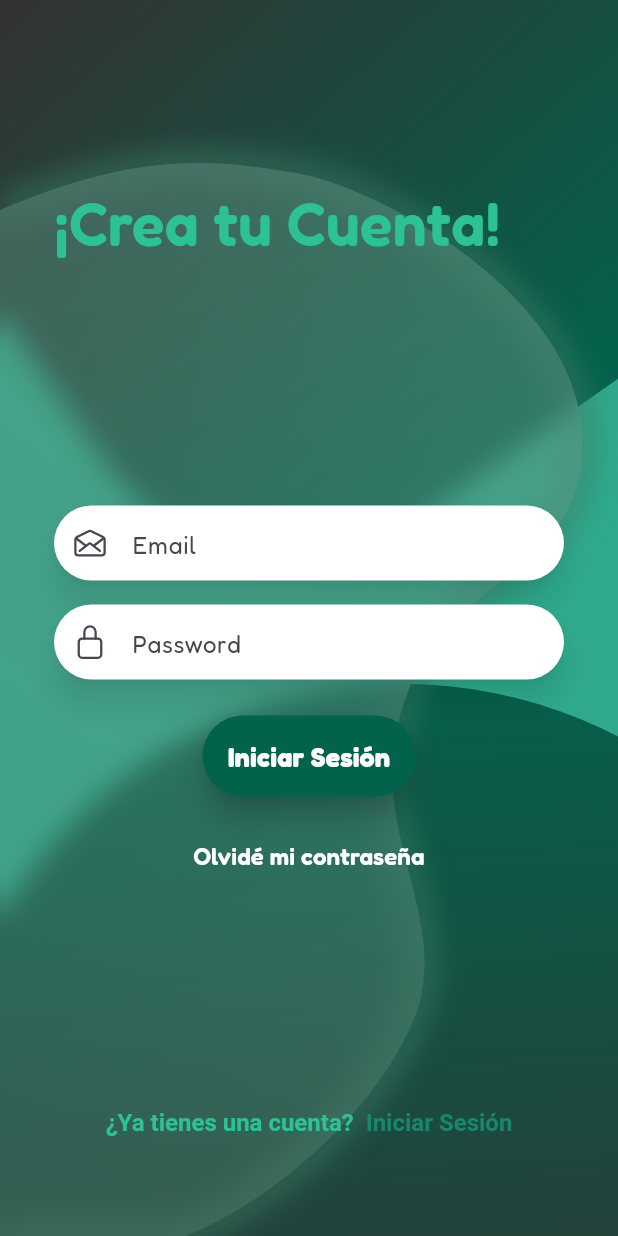
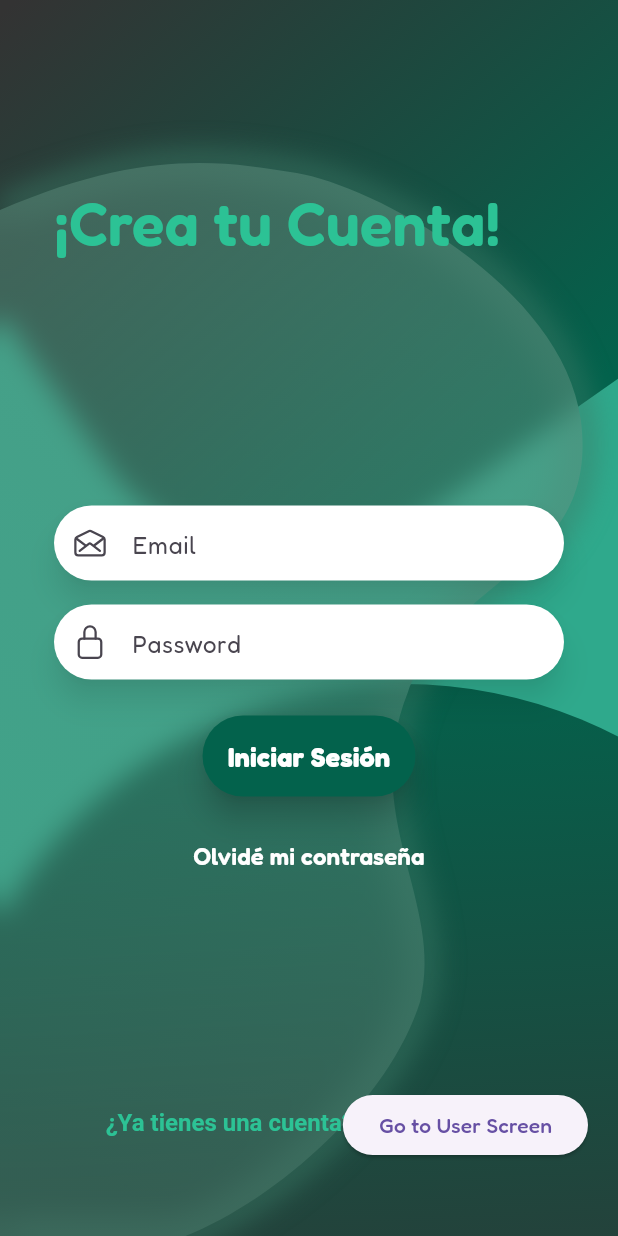
Before and after one commit to Gelviz274/Uninova-app, a Flutter app: the screen it shows after launch, on a phone screen of 412 x 824 dp. Run offline on Flutter 3.47's test engine with Material 3 defaults, Android fonts, the phone set to English and light mode, and no system bars; our stand-ins replace ionicons.

Commit message:
API RANDOM USER

```diff
--- a/lib/auth/login_screen.dart
+++ b/lib/auth/login_screen.dart
@@ -3,6 +3,8 @@ import 'dart:math' as math;
 
 import 'center_widget/center_widget.dart';
 import 'components/login_content.dart';
+import '../home/user_screen.dart'; // Importa la pantalla destino
+
 class LoginScreen extends StatefulWidget {
   const LoginScreen({super.key});
 
@@ -11,7 +13,7 @@ class LoginScreen extends StatefulWidget {
 }
 
 class _LoginScreenState extends State<LoginScreen> {
-  Widget topWidget (double screenWidth) {
+  Widget topWidget(double screenWidth) {
     return Transform.rotate(
       angle: -35 * math.pi / 180,
       child: Container(
@@ -19,23 +21,15 @@ class _LoginScreenState extends State<LoginScreen> {
         height: 1.2 * screenWidth,
         decoration: BoxDecoration(
             borderRadius: BorderRadius.circular(150),
-          gradient: LinearGradient(
-            begin:  Alignment(-0.2, -0.8),
+            gradient: const LinearGradient(
+                begin: Alignment(-0.2, -0.8),
                 end: Alignment.bottomCenter,
-            colors: [
-              Color(0xFF333333),
-              Color(0xFF03624C)
-
-            ]
-          )
-        ),
+                colors: [Color(0xFF333333), Color(0xFF03624C)])),
       ),
     );
   }
 
-
-
-  Widget bottonWidget(double screenWidth){
+  Widget bottonWidget(double screenWidth) {
     return Container(
       height: 1.5 * screenWidth,
       width: 1.5 * screenWidth,
@@ -47,8 +41,7 @@ class _LoginScreenState extends State<LoginScreen> {
             colors: [
               Color(0xFF03624C),
               Color(0xFF333333),
-          ]
-        ),
+            ]),
       ),
     );
   }
@@ -60,18 +53,25 @@ class _LoginScreenState extends State<LoginScreen> {
     return Scaffold(
       body: Stack(
         children: [
+          Positioned(top: -160, left: -30, child: topWidget(screenSize.width)),
           Positioned(
-            top: -160,
-              left: -30,
-              child: topWidget(screenSize.width)
-          ),
-          Positioned(
-            bottom: -250,
-              left: -40,
-              child: bottonWidget(screenSize.width)
-          ),
+              bottom: -250, left: -40, child: bottonWidget(screenSize.width)),
           centerWidget(size: screenSize),
           const LoginContent(),
+          Positioned(
+            bottom: 50,
+            right: 20,
+            child: ElevatedButton(
+              onPressed: () {
+                // Navega a la pantalla de UserScreen
+                Navigator.push(
+                  context,
+                  MaterialPageRoute(builder: (context) => UserView()),
+                );
+              },
+              child: const Text('Go to User Screen'),
+            ),
+          ),
         ],
       ),
     );
--- /dev/null
+++ b/lib/home/user.dart
@@ -0,0 +1,26 @@
+class User {
+  final String name;
+  final String email;
+  final String phone;
+  final String picture;
+  final String country;
+
+  User({
+    required this.name,
+    required this.email,
+    required this.phone,
+    required this.picture,
+    required this.country,
+  });
+
+  // Constructor que convierte JSON a un objeto de tipo User
+  factory User.fromJson(Map<String, dynamic> json) {
+    return User(
+      name: '${json['name']['first']} ${json['name']['last']}',
+      email: json['email'],
+      phone: json['phone'],
+      country: json['location']['country'],
+      picture: json['picture']['large'],
+    );
+  }
+}
--- a/lib/main.dart
+++ b/lib/main.dart
@@ -1,6 +1,7 @@
 import 'package:flutter/material.dart';
 import 'Utils/constants.dart';
-import 'auth/login_screen.dart';  // Asegúrate de tener este archivo
+import 'auth/login_screen.dart'; // Asegúrate de tener este archivo
+import 'home/user_screen.dart'; // Importa la nueva pantalla
 
 void main() {
   runApp(const MyApp());
@@ -15,12 +16,36 @@ class MyApp extends StatelessWidget {
       title: 'Login Page',
       debugShowCheckedModeBanner: false,
       theme: ThemeData(
-        scaffoldBackgroundColor: Color(0xFF2FA98C), // Color de fondo
-        textTheme: Theme.of(context).textTheme.apply(bodyColor: kPrimaryColor,
-        fontFamily: 'Fredoka'), // Colores de texto
+        scaffoldBackgroundColor: const Color(0xFF2FA98C), // Color de fondo
+        textTheme: Theme.of(context).textTheme.apply(
+            bodyColor: kPrimaryColor,
+            fontFamily: 'Fredoka'), // Colores de texto
         useMaterial3: true,
       ),
-      home: const LoginScreen(), // Asegúrate de definir una pantalla inicial
+      home: const LoginScreen(), // Pantalla inicial
     );
   }
 }
+
+// Crear una nueva pantalla después del inicio de sesión
+class HomeScreen extends StatelessWidget {
+  const HomeScreen({super.key});
+
+  @override
+  Widget build(BuildContext context) {
+    return Scaffold(
+      appBar: AppBar(title: const Text('Home')),
+      body: Center(
+        child: ElevatedButton(
+          onPressed: () {
+            Navigator.push(
+              context,
+              MaterialPageRoute(builder: (context) => UserView()),
+            );
+          },
+          child: const Text('Ver Usuario Aleatorio'),
+        ),
+      ),
+    );
+  }
+}
--- a/pubspec.yaml
+++ b/pubspec.yaml
@@ -14,11 +14,11 @@ dependencies:
 
   cupertino_icons: ^1.0.8
   ionicons: ^0.2.2
-
+  http: ^1.2.2
 dev_dependencies:
   flutter_test:
     sdk: flutter
-  flutter_lints: ^4.0.0
+  flutter_lints: ^5.0.0
 
 # The following section is specific to Flutter packages.
 flutter:
```
Also changed, not shown: lib/Utils/api_service.dart (added, +25 -0 lines), lib/auth/components/login_content.dart (+36 -44 lines), lib/home/user_screen.dart (added, +69 -0 lines), pubspec.lock, 1 other file. Lines whose indentation alone changed are shown as unchanged.
